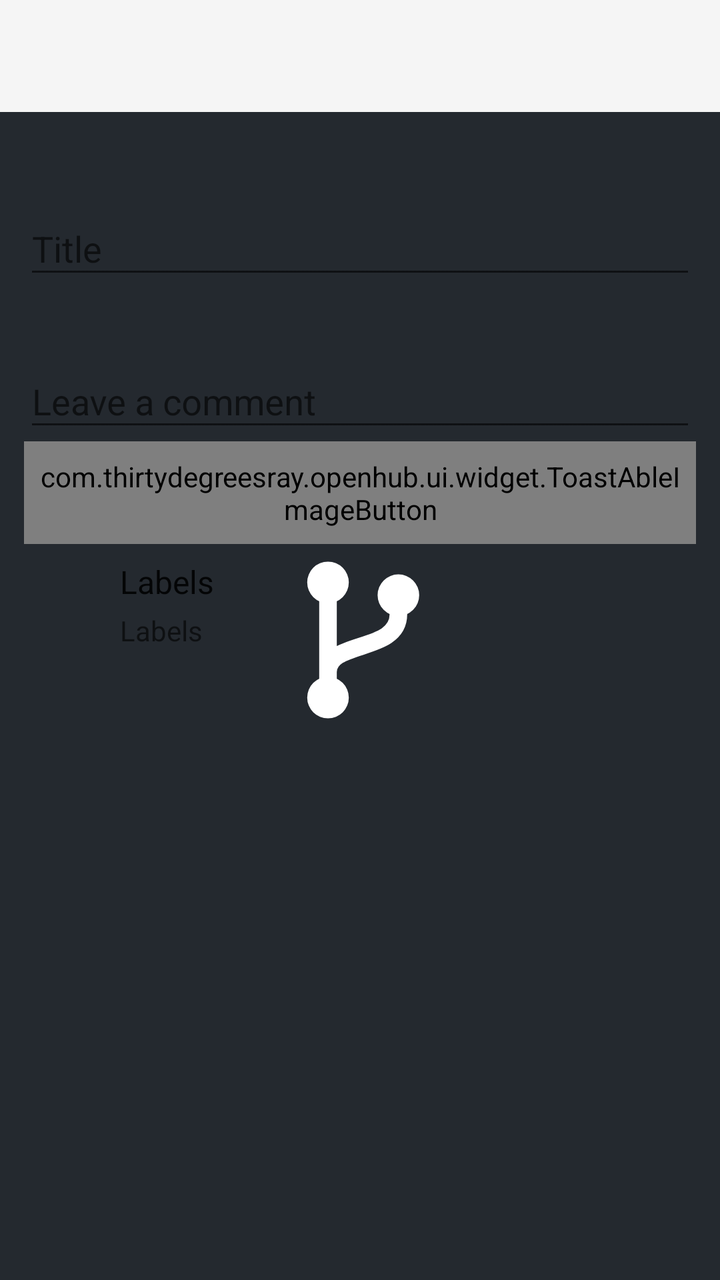
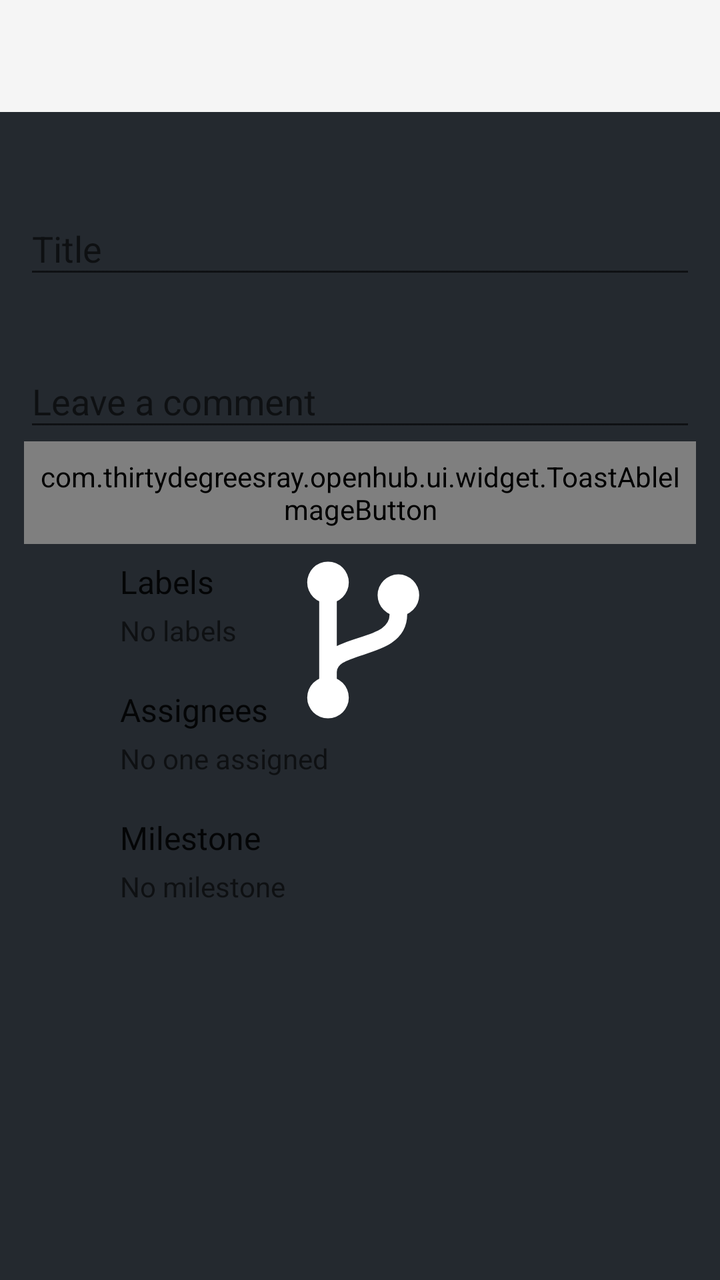

The first picture is an Android layout as it rendered before a commit; the second is the same layout after the commit. The layout source and the unified diff follow.
<!-- AndroidManifest.xml: application theme SplashTheme -->
<!-- res/layout/activity_edit_issue.xml -->
<?xml version="1.0" encoding="utf-8"?>
<LinearLayout
    xmlns:android="http://schemas.android.com/apk/res/android"
    xmlns:app="http://schemas.android.com/apk/res-auto"
    android:orientation="vertical"
    android:layout_width="match_parent"
    android:layout_height="match_parent">

    <include layout="@layout/layout_appbar" />

    <RelativeLayout
        android:layout_width="match_parent"
        android:layout_height="match_parent"
        android:padding="@dimen/spacing_normal">

        <com.google.android.material.textfield.TextInputLayout
            android:id="@+id/title_layout"
            android:layout_width="match_parent"
            android:layout_height="wrap_content"
            android:layout_marginTop="@dimen/spacing_x_large"
            android:hint="@string/title">
            <com.google.android.material.textfield.TextInputEditText
                android:id="@+id/title_edit"
                android:layout_width="match_parent"
                android:layout_height="wrap_content"
                android:inputType="textMultiLine"
                android:imeOptions="actionNext"
                android:maxLines="4"/>
        </com.google.android.material.textfield.TextInputLayout>

        <com.google.android.material.textfield.TextInputLayout
            android:id="@+id/comment_layout"
            android:layout_width="match_parent"
            android:layout_height="wrap_content"
            android:layout_marginTop="@dimen/spacing_x_large"
            android:hint="@string/leave_a_comment"
            android:layout_below="@id/title_layout">
            <com.google.android.material.textfield.TextInputEditText
                android:id="@+id/comment_edit"
                android:layout_width="match_parent"
                android:layout_height="wrap_content"
                android:inputType="textMultiLine"
                android:imeOptions="actionSend"
                android:maxLines="12"/>
        </com.google.android.material.textfield.TextInputLayout>

        <com.thirtydegreesray.openhub.ui.widget.ToastAbleImageButton
            android:id="@+id/markdown_editor_bn"
            android:layout_width="wrap_content"
            android:layout_height="wrap_content"
            app:srcCompat="@drawable/ic_markdown_edit"
            android:padding="@dimen/spacing_small"
            android:layout_gravity="start"
            app:toast_text="@string/markdown_editor"
            android:background="?android:selectableItemBackgroundBorderless"
            android:layout_below="@id/comment_layout"
            android:tint="?android:textColorSecondary"/>

        <LinearLayout
            android:id="@+id/edit_labels"
            android:layout_width="match_parent"
            android:layout_height="wrap_content"
            android:orientation="horizontal"
            android:layout_below="@id/markdown_editor_bn"
            android:background="?android:selectableItemBackground"
            android:paddingTop="@dimen/spacing_mini"
            android:paddingBottom="@dimen/spacing_mini">

            <androidx.appcompat.widget.AppCompatImageView
                android:layout_width="32dp"
                android:layout_height="32dp"
                android:src="@drawable/ic_labels"
                app:tint="?android:textColorSecondary"
                android:layout_marginTop="@dimen/spacing_normal"
                android:layout_marginBottom="@dimen/spacing_normal"
                android:layout_marginStart="@dimen/spacing_small"
                android:layout_marginEnd="@dimen/spacing_small"/>

            <LinearLayout
                android:layout_width="wrap_content"
                android:layout_height="wrap_content"
                android:orientation="vertical"
                android:paddingEnd="@dimen/spacing_mini"
                android:paddingBottom="@dimen/spacing_mini"
                android:paddingTop="@dimen/spacing_mini">
                <TextView
                    android:layout_width="wrap_content"
                    android:layout_height="wrap_content"
                    android:text="@string/labels"
                    android:textColor="?android:textColorPrimary"
                    android:textSize="@dimen/text_normal"/>

                <TextView
                    android:id="@+id/labels_text"
                    android:layout_width="wrap_content"
                    android:layout_height="wrap_content"
                    android:text="@string/labels"
                    android:textColor="?android:textColorSecondary"
                    android:textSize="@dimen/text_small"
                    android:hint="@string/labels"
                    android:layout_marginTop="@dimen/spacing_mini"/>
            </LinearLayout>

        </LinearLayout>



    </RelativeLayout>

</LinearLayout>
<!-- res/layout/layout_appbar.xml (included above) -->
<?xml version="1.0" encoding="utf-8"?>
<com.google.android.material.appbar.AppBarLayout
    xmlns:android="http://schemas.android.com/apk/res/android"
    xmlns:app="http://schemas.android.com/apk/res-auto"
    android:id="@+id/app_bar"
    android:layout_width="match_parent"
    android:layout_height="wrap_content"
    android:theme="?appbar_theme">

    <androidx.appcompat.widget.Toolbar
        android:id="@+id/toolbar"
        android:layout_width="match_parent"
        android:layout_height="?attr/actionBarSize"
        android:background="?attr/colorPrimary"
        app:popupTheme="?popup_theme">

    </androidx.appcompat.widget.Toolbar>

    <com.google.android.material.tabs.TabLayout
        android:id="@+id/tab_layout"
        android:layout_width="match_parent"
        android:layout_height="wrap_content"
        android:visibility="gone"
        app:tabGravity="fill"
        app:tabMode="fixed"
        app:tabTextAppearance="@style/TextAppearance.Design.Tab"
        app:tabSelectedTextColor="?title_color"/>

</com.google.android.material.appbar.AppBarLayout>
<!-- resources referenced by this layout -->
<resources>
  <dimen name="spacing_mini">4dp</dimen>
  <dimen name="spacing_normal">12dp</dimen>
  <dimen name="spacing_small">8dp</dimen>
  <dimen name="spacing_x_large">24dp</dimen>
  <dimen name="text_normal">16sp</dimen>
  <dimen name="text_small">14sp</dimen>
  <!-- drawable ic_labels (drawable) -->
  <vector
      android:height="24dp"
      android:viewportHeight="1024.0"
      android:viewportWidth="1024.0"
      android:width="24dp"
      xmlns:android="http://schemas.android.com/apk/res/android">
      <path
          android:fillColor="?icon_color"
          android:pathData="M120.7,759.4c-22,-9.3 -38.7,-27.8 -45.3,-50.5 -1.9,-3 -4.3,-13.9 -4.3,-25.4 0,-10.6 2,-20.7 5.7,-30l99.4,-239v367.9l-55.6,-23zM917.8,608c8.9,20.5 8.9,41.2 0,62.3 -9,21.1 -23.7,36.1 -44.1,45l-300.9,124.5c-9.2,3.6 -19.8,5.7 -31,5.7 -36.8,-0 -61.7,-16.6 -74.4,-49.8l-203.1,-490.6c-3.9,-7.5 -6.2,-16.4 -6.2,-25.8 0,-2.4 0.1,-4.8 0.4,-7.1 -0,-35.5 16.6,-59.7 49.8,-72.5l300.8,-124.5c10.2,-3.8 21.1,-5.7 32.6,-5.7 35.7,0 60.7,16.6 74.7,49.8l201.2,488.6zM258.6,763.3v-258.7l139.9,341.1h-59.4c-21.7,0 -40.6,-8 -56.5,-24 -16,-15.9 -24,-35.4 -24,-58.4zM311.3,302.4c8.3,8.3 17.9,12.5 28.7,12.5 10.8,0 20.4,-4.2 28.7,-12.5 8.3,-8.3 12.5,-17.9 12.5,-28.7 0,-10.9 -4.2,-20.4 -12.5,-28.7 -8.3,-8.3 -17.9,-12.5 -28.7,-12.5 -10.9,0 -20.4,4.2 -28.7,12.5 -8.3,8.3 -12.5,17.9 -12.5,28.7 0,10.9 4.1,20.5 12.5,28.7z"/>
  </vector>
  <!-- drawable ic_markdown_edit (drawable) -->
  <vector
      android:height="24dp"
      android:viewportHeight="1024.0"
      android:viewportWidth="1024.0"
      android:width="24dp"
      xmlns:android="http://schemas.android.com/apk/res/android">
      <path android:fillColor="?icon_color" android:pathData="M625.5,132.5v67h310v43.2H625.5v69.8h310v43.2H625.5v68.4h310v43.2H625.5v68.4h310v43.2H625.5v68.4h310v43.2H625.5v68.4h310v43.2H625.5v89.3H1024V132.5H625.5zM0,108.8v806.4L577,1024V0L0,108.8zM161.9,312.5h84.4l54,238.6 67.8,-238.6h58.1l83,351.6h-83l-33.2,-219 -55.3,241.3h-87.2L203.4,422.7l-49.8,263.7H70.6l91.3,-373.9z"/>
  </vector>
  <string name="labels">Labels</string>
  <string name="leave_a_comment">Leave a comment</string>
  <string name="markdown_editor">Use markdown editor</string>
  <string name="title">Title</string>
  <style name="SplashTheme" parent="Theme.AppCompat.Light.NoActionBar">
          
          <item name="android:statusBarColor">@color/transparent</item>
          
          <item name="android:windowBackground">@drawable/splash_screen_drawable</item>
          
      </style>
  <color name="transparent">#00FFFFFF</color>
  <color name="logo_background">#24292F</color>
  <!-- unchanged entries left out for length: 1 -->
</resources>

<!-- the commit's change to res/layout/activity_edit_issue.xml (unified diff, before → after) -->
@@ -8,9 +8,14 @@
 
     <include layout="@layout/layout_appbar" />
 
+    <androidx.core.widget.NestedScrollView
+        android:layout_width="match_parent"
+        android:layout_height="match_parent"
+        android:fillViewport="true">
+
     <RelativeLayout
         android:layout_width="match_parent"
-        android:layout_height="match_parent"
+        android:layout_height="wrap_content"
         android:padding="@dimen/spacing_normal">
 
         <com.google.android.material.textfield.TextInputLayout
@@ -57,11 +62,17 @@
             android:tint="?android:textColorSecondary"/>
 
         <LinearLayout
+            android:id="@+id/meta_section"
+            android:layout_width="match_parent"
+            android:layout_height="wrap_content"
+            android:orientation="vertical"
+            android:layout_below="@id/markdown_editor_bn">
+
+        <LinearLayout
             android:id="@+id/edit_labels"
             android:layout_width="match_parent"
             android:layout_height="wrap_content"
             android:orientation="horizontal"
-            android:layout_below="@id/markdown_editor_bn"
             android:background="?android:selectableItemBackground"
             android:paddingTop="@dimen/spacing_mini"
             android:paddingBottom="@dimen/spacing_mini">
@@ -94,18 +105,114 @@
                     android:id="@+id/labels_text"
                     android:layout_width="wrap_content"
                     android:layout_height="wrap_content"
-                    android:text="@string/labels"
+                    android:text=""
                     android:textColor="?android:textColorSecondary"
                     android:textSize="@dimen/text_small"
-                    android:hint="@string/labels"
+                    android:hint="@string/issue_labels_none"
                     android:layout_marginTop="@dimen/spacing_mini"/>
             </LinearLayout>
 
         </LinearLayout>
 
+        <LinearLayout
+            android:id="@+id/edit_assignees"
+            android:layout_width="match_parent"
+            android:layout_height="wrap_content"
+            android:orientation="horizontal"
+            android:background="?android:selectableItemBackground"
+            android:paddingTop="@dimen/spacing_mini"
+            android:paddingBottom="@dimen/spacing_mini">
+
+            <androidx.appcompat.widget.AppCompatImageView
+                android:layout_width="32dp"
+                android:layout_height="32dp"
+                android:src="@drawable/ic_menu_person"
+                app:tint="?android:textColorSecondary"
+                android:layout_marginTop="@dimen/spacing_normal"
+                android:layout_marginBottom="@dimen/spacing_normal"
+                android:layout_marginStart="@dimen/spacing_small"
+                android:layout_marginEnd="@dimen/spacing_small"/>
+
+            <LinearLayout
+                android:layout_width="wrap_content"
+                android:layout_height="wrap_content"
+                android:orientation="vertical"
+                android:paddingEnd="@dimen/spacing_mini"
+                android:paddingBottom="@dimen/spacing_mini"
+                android:paddingTop="@dimen/spacing_mini">
+                <TextView
+                    android:layout_width="wrap_content"
+                    android:layout_height="wrap_content"
+                    android:text="@string/issue_assignees"
+                    android:textColor="?android:textColorPrimary"
+                    android:textSize="@dimen/text_normal"/>
+
+                <TextView
+                    android:id="@+id/assignees_text"
+                    android:layout_width="wrap_content"
+                    android:layout_height="wrap_content"
+                    android:text=""
+                    android:textColor="?android:textColorSecondary"
+                    android:textSize="@dimen/text_small"
+                    android:hint="@string/issue_assignees_none"
+                    android:layout_marginTop="@dimen/spacing_mini"/>
+            </LinearLayout>
+
+        </LinearLayout>
+
+        <LinearLayout
+            android:id="@+id/edit_milestone"
+            android:layout_width="match_parent"
+            android:layout_height="wrap_content"
+            android:orientation="horizontal"
+            android:background="?android:selectableItemBackground"
+            android:paddingTop="@dimen/spacing_mini"
+            android:paddingBottom="@dimen/spacing_mini">
+
+            <androidx.appcompat.widget.AppCompatImageView
+                android:layout_width="32dp"
+                android:layout_height="32dp"
+                android:src="@drawable/ic_tag"
+                app:tint="?android:textColorSecondary"
+                android:layout_marginTop="@dimen/spacing_normal"
+                android:layout_marginBottom="@dimen/spacing_normal"
+                android:layout_marginStart="@dimen/spacing_small"
+                android:layout_marginEnd="@dimen/spacing_small"/>
+
+            <LinearLayout
+                android:layout_width="wrap_content"
+                android:layout_height="wrap_content"
+                android:orientation="vertical"
+                android:paddingEnd="@dimen/spacing_mini"
+                android:paddingBottom="@dimen/spacing_mini"
+                android:paddingTop="@dimen/spacing_mini">
+                <TextView
+                    android:layout_width="wrap_content"
+                    android:layout_height="wrap_content"
+                    android:text="@string/issue_milestone"
+                    android:textColor="?android:textColorPrimary"
+                    android:textSize="@dimen/text_normal"/>
+
+                <TextView
+                    android:id="@+id/milestone_text"
+                    android:layout_width="wrap_content"
+                    android:layout_height="wrap_content"
+                    android:text=""
+                    android:textColor="?android:textColorSecondary"
+                    android:textSize="@dimen/text_small"
+                    android:hint="@string/issue_milestone_none"
+                    android:layout_marginTop="@dimen/spacing_mini"/>
+            </LinearLayout>
+
+        </LinearLayout>
+
+        </LinearLayout>
+
 
 
     </RelativeLayout>
+
+    </androidx.core.widget.NestedScrollView>
 
 </LinearLayout>
 <!-- res/layout/layout_appbar.xml (included above) -->
<!-- resource entries referenced after the edit -->
@@ -26,6 +26,31 @@
       xmlns:android="http://schemas.android.com/apk/res/android">
       <path android:fillColor="?icon_color" android:pathData="M625.5,132.5v67h310v43.2H625.5v69.8h310v43.2H625.5v68.4h310v43.2H625.5v68.4h310v43.2H625.5v68.4h310v43.2H625.5v68.4h310v43.2H625.5v89.3H1024V132.5H625.5zM0,108.8v806.4L577,1024V0L0,108.8zM161.9,312.5h84.4l54,238.6 67.8,-238.6h58.1l83,351.6h-83l-33.2,-219 -55.3,241.3h-87.2L203.4,422.7l-49.8,263.7H70.6l91.3,-373.9z"/>
   </vector>
+  <!-- drawable ic_menu_person (drawable) -->
+  <vector xmlns:android="http://schemas.android.com/apk/res/android"
+          android:width="24dp"
+          android:height="24dp"
+          android:viewportWidth="24.0"
+          android:viewportHeight="24.0">
+      <path
+          android:fillColor="?attr/icon_color"
+          android:pathData="M12,12c2.21,0 4,-1.79 4,-4s-1.79,-4 -4,-4 -4,1.79 -4,4 1.79,4 4,4zM12,14c-2.67,0 -8,1.34 -8,4v2h16v-2c0,-2.66 -5.33,-4 -8,-4z"/>
+  </vector>
+  <!-- drawable ic_tag (drawable) -->
+  <vector xmlns:android="http://schemas.android.com/apk/res/android"
+          android:width="14dp"
+          android:height="16dp"
+          android:viewportWidth="14.0"
+          android:viewportHeight="16.0">
+      <path
+          android:fillColor="?attr/icon_color"
+          android:pathData="M7.73 1.73C7.26 1.26 6.62 1 5.96 1H3.5C2.13 1 1 2.13 1 3.5v2.47c0 .66.27 1.3.73 1.77l6.06 6.06c.39.39 1.02.39 1.41 0l4.59-4.59a.996.996 0 0 0 0-1.41L7.73 1.73zM2.38 7.09c-.31-.3-.47-.7-.47-1.13V3.5c0-.88.72-1.59 1.59-1.59h2.47c.42 0 .83.16 1.13.47l6.14 6.13-4.73 4.73-6.13-6.15zM3.01 3h2v2H3V3h.01z"/>
+  </vector>
+  <string name="issue_assignees">Assignees</string>
+  <string name="issue_assignees_none">No one assigned</string>
+  <string name="issue_labels_none">No labels</string>
+  <string name="issue_milestone">Milestone</string>
+  <string name="issue_milestone_none">No milestone</string>
   <string name="labels">Labels</string>
   <string name="leave_a_comment">Leave a comment</string>
   <string name="markdown_editor">Use markdown editor</string>
